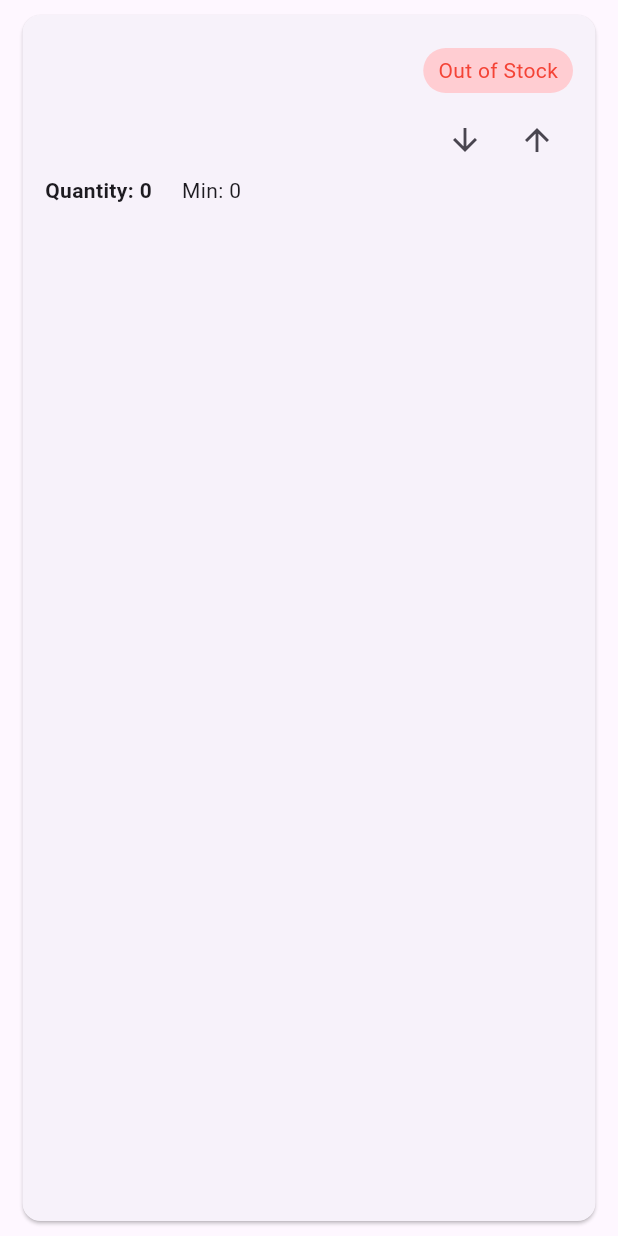
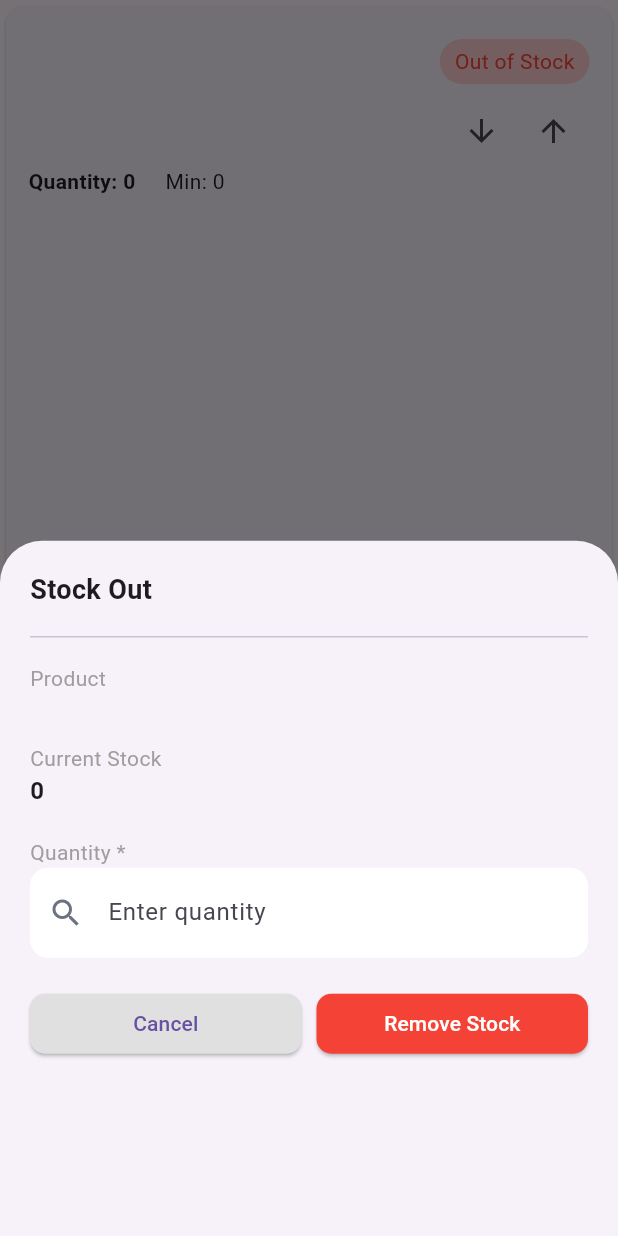
Before and after one commit to malaka96/Inventory-Management-Mobile-Application, a Flutter app: the ProductWidget widget shown alone on an empty page, opened directly with empty values, after a tap on the "arrow downward" icon, on a phone screen of 412 x 824 dp. Run offline on Flutter 3.47's test engine with Material 3 defaults, Android fonts, the phone set to English and light mode, and no system bars; our stand-ins replace hive_flutter; accounts and stored records are empty.

Commit message:
complete stock in and out

```diff
--- a/lib/presentation/provider/product_provider.dart
+++ b/lib/presentation/provider/product_provider.dart
@@ -40,4 +40,5 @@ class ProductProvider extends ChangeNotifier {
       print("Error adding product: $e");
     }
   }
+
 }
--- a/lib/presentation/views/main_screens/products_screen.dart
+++ b/lib/presentation/views/main_screens/products_screen.dart
@@ -1,5 +1,6 @@
 import 'package:flutter/material.dart';
 import 'package:inventory_management_mobile_app/domain/entities/product.dart';
+import 'package:inventory_management_mobile_app/injection.dart';
 import 'package:inventory_management_mobile_app/presentation/provider/product_provider.dart';
 import 'package:inventory_management_mobile_app/presentation/widgets/add_product_botton_sheet_body.dart';
 import 'package:inventory_management_mobile_app/presentation/widgets/custom_filter_chip.dart';
@@ -23,6 +24,8 @@ class _ProductsScreenState extends State<ProductsScreen> {
       TextEditingController();
 
   final TextEditingController minimumStockController = TextEditingController();
+
+  final TextEditingController stockController = TextEditingController();
 
   String? selectedCategory;
 
@@ -85,6 +88,38 @@ class _ProductsScreenState extends State<ProductsScreen> {
     ScaffoldMessenger.of(
       context,
     ).showSnackBar(const SnackBar(content: Text('Product added successfully')));
+  }
+
+  void onStockIn(Product product) async {
+    // Implement stock update logic here
+    final Product updatedProduct = Product(
+      id: product.id,
+      name: product.name,
+      quatity: product.quatity + int.parse(stockController.text.trim()),
+      category: product.category,
+      minStock: product.minStock,
+    );
+    await productRepositoryImpl.updateProduct(updatedProduct);
+    if (!mounted) return;
+    ScaffoldMessenger.of(
+      context,
+    ).showSnackBar(const SnackBar(content: Text('Stock updated successfully')));
+  }
+
+  void onStockOut(Product product) async {
+    // Implement stock update logic here
+    final Product updatedProduct = Product(
+      id: product.id,
+      name: product.name,
+      quatity: product.quatity - int.parse(stockController.text.trim()),
+      category: product.category,
+      minStock: product.minStock,
+    );
+    await productRepositoryImpl.updateProduct(updatedProduct);
+    if (!mounted) return;
+    ScaffoldMessenger.of(
+      context,
+    ).showSnackBar(const SnackBar(content: Text('Stock updated successfully')));
   }
 
   void showBottomSheet(BuildContext context) {
@@ -172,6 +207,9 @@ class _ProductsScreenState extends State<ProductsScreen> {
                                     category: product.category,
                                     initialStock: product.quatity,
                                     minStock: product.minStock,
+                                    stockController: stockController,
+                                    onStockIn: () => onStockIn(product),
+                                    onStockOut: () => onStockOut(product)
                                   );
                                 },
                               ),
--- a/lib/presentation/widgets/product_widget.dart
+++ b/lib/presentation/widgets/product_widget.dart
@@ -1,10 +1,14 @@
 import 'package:flutter/material.dart';
+import 'package:inventory_management_mobile_app/presentation/widgets/stock_bottomsheet.dart';
 
 class ProductWidget extends StatelessWidget {
   final String productName;
   final String category;
   final int initialStock;
   final int minStock;
+  final TextEditingController stockController;
+  final VoidCallback onStockIn;
+  final VoidCallback onStockOut;
 
   const ProductWidget({
     super.key,
@@ -12,7 +16,35 @@ class ProductWidget extends StatelessWidget {
     required this.category,
     required this.initialStock,
     required this.minStock,
+    required this.stockController,
+    required this.onStockIn,
+    required this.onStockOut,
   });
+
+  void showBottomSheet(BuildContext context, bool isStockIn,ValueNotifier<int> stockNotifier) {
+    showModalBottomSheet(
+      context: context,
+      builder: (context) {
+        return FractionallySizedBox(
+          heightFactor: 1,
+          child: StockBottomSheet(
+            isStockIn: isStockIn,
+            productName: productName,
+            currentStock: initialStock,
+            stockController: stockController,
+            onStockIn: () => {
+              onStockIn(),
+              stockNotifier.value += int.parse(stockController.text.trim()),
+            },
+            onStockOut: () => {
+              onStockOut(),
+              stockNotifier.value -= int.parse(stockController.text.trim()),
+            },
+          ),
+        );
+      },
+    );
+  }
 
   @override
   Widget build(BuildContext context) {
@@ -20,7 +52,6 @@ class ProductWidget extends StatelessWidget {
     ValueNotifier<int> stockNotifier = ValueNotifier<int>(initialStock);
 
     return Card(
-      margin: EdgeInsets.symmetric(vertical: 10, horizontal: 15),
       child: Padding(
         padding: EdgeInsets.all(15),
         child: Column(
@@ -31,6 +62,7 @@ class ProductWidget extends StatelessWidget {
               mainAxisAlignment: MainAxisAlignment.spaceBetween,
               children: [
                 Column(
+                  crossAxisAlignment: CrossAxisAlignment.start,
                   children: [
                     Text(
                       productName,
@@ -76,15 +108,17 @@ class ProductWidget extends StatelessWidget {
                     IconButton(
                       icon: Icon(Icons.arrow_downward_sharp),
                       onPressed: () {
-                        if (stockNotifier.value > minStock) {
-                          stockNotifier.value--;
-                        }
+                        // if (stockNotifier.value > minStock) {
+                        //   stockNotifier.value--;
+                        // }
+                        showBottomSheet(context, false, stockNotifier);
                       },
                     ),
                     IconButton(
                       icon: Icon(Icons.arrow_upward_sharp),
                       onPressed: () {
-                        stockNotifier.value++;
+                        // stockNotifier.value++;
+                        showBottomSheet(context, true, stockNotifier);
                       },
                     ),
                   ],
--- /dev/null
+++ b/lib/presentation/widgets/stock_bottomsheet.dart
@@ -0,0 +1,117 @@
+import 'package:flutter/material.dart';
+import 'package:inventory_management_mobile_app/presentation/widgets/custom_search_field.dart';
+
+class StockBottomSheet extends StatelessWidget {
+  final bool isStockIn;
+  final String productName;
+  final int currentStock;
+  final TextEditingController stockController;
+  final VoidCallback onStockIn;
+  final VoidCallback onStockOut;
+
+  const StockBottomSheet({
+    super.key,
+    required this.isStockIn,
+    required this.productName,
+    required this.currentStock,
+    required this.stockController,
+    required this.onStockIn,
+    required this.onStockOut,
+
+  });
+
+  @override
+  Widget build(BuildContext context) {
+    return Padding(
+      padding: const EdgeInsets.all(20.0),
+      child: SingleChildScrollView(
+        child: Column(
+          crossAxisAlignment: CrossAxisAlignment.start,
+          children: [
+            Text(
+              isStockIn ? 'Stock In' : 'Stock Out',
+              style: TextStyle(fontWeight: FontWeight.bold, fontSize: 18),
+            ),
+            SizedBox(height: 10),
+            const Divider(),
+            SizedBox(height: 10),
+            Text('Product', style: TextStyle(fontSize: 14, color: Colors.grey)),
+            Text(
+              productName,
+              style: TextStyle(fontWeight: FontWeight.bold, fontSize: 16),
+            ),
+            SizedBox(height: 10),
+            Text(
+              'Current Stock',
+              style: TextStyle(fontSize: 14, color: Colors.grey),
+            ),
+            Text(
+              currentStock.toString(),
+              style: TextStyle(fontWeight: FontWeight.bold, fontSize: 16),
+            ),
+            SizedBox(height: 20),
+            Text(
+              'Quantity *',
+              style: TextStyle(fontSize: 14, color: Colors.grey),
+            ),
+            CustomSearchField(
+              hintText: 'Enter quantity',
+              controller: stockController,
+            ),
+            SizedBox(height: 20),
+            Row(
+              mainAxisAlignment: MainAxisAlignment.spaceBetween,
+              children: [
+                // Cancel Button
+                Expanded(
+                  child: ElevatedButton(
+                    onPressed: () {
+                      Navigator.pop(context);
+                    },
+                    style: ElevatedButton.styleFrom(
+                      backgroundColor: Colors.grey[300],
+                      shape: RoundedRectangleBorder(
+                        borderRadius: BorderRadius.circular(10),
+                      ),
+                    ),
+                    child: Text('Cancel'),
+                  ),
+                ),
+                SizedBox(width: 10),
+                // Action Button (Add Stock / Remove Stock)
+                Expanded(
+                  child: ElevatedButton(
+                    onPressed: () {
+                      // Handle stock add/remove logic here
+                      if (isStockIn) {
+                        onStockIn();
+                      } else {
+                        onStockOut();
+                      }
+                      Navigator.pop(context);
+                    },
+                    style: ElevatedButton.styleFrom(
+                      backgroundColor: isStockIn ? Colors.blue : Colors.red,
+                      shape: RoundedRectangleBorder(
+                        borderRadius: BorderRadius.circular(10),
+                      ),
+                    ),
+                    child: isStockIn
+                        ? Text(
+                            'Add Stock',
+                            style: TextStyle(color: Colors.white),
+                          )
+                        : Text(
+                            'Remove Stock',
+                            style: TextStyle(color: Colors.white),
+                          ),
+                  ),
+                ),
+              ],
+            ),
+          ],
+        ),
+      ),
+    );
+  }
+}
```
